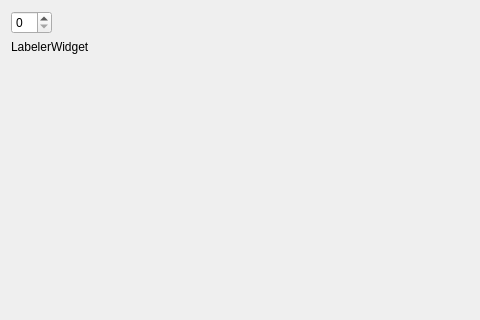
First picture: the form in Labeler/App/LabelerWindow/labeler.ui, repository kurtu5/Labeler, before the edit; both pictures show x 0 to 480 and y 0 to 320 of the 928 by 512 pixel window.
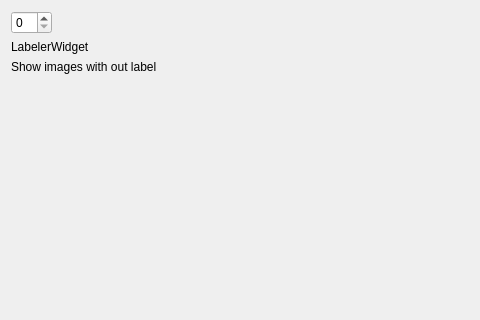
Second picture: the form after the edit.

Commit message: added saving of label data and fixed listwidget to use saved data on loading

```diff
--- a/Labeler/App/LabelerWindow/labeler.ui
+++ b/Labeler/App/LabelerWindow/labeler.ui
@@ -45,6 +45,13 @@
        </property>
       </widget>
      </item>
+     <item>
+      <widget class="QLabel" name="label">
+       <property name="text">
+        <string>Show images with out label</string>
+       </property>
+      </widget>
+     </item>
      <item>
       <spacer name="verticalSpacer">
        <property name="orientation">
```
The commit also changes 4 other files.
